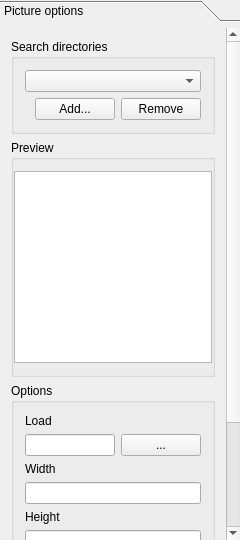
Above: qgis/src/ui/qgscomposerpicturewidgetbase.ui from sourcepole/qgis before the change. Below: the same form after it.
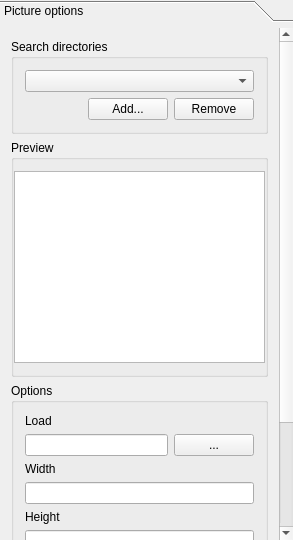
That is the form after the change.

Commit message: Set maximum to composer picture rotation to 360

Diff of the .ui file:
```diff
--- a/qgis/src/ui/qgscomposerpicturewidgetbase.ui
+++ b/qgis/src/ui/qgscomposerpicturewidgetbase.ui
@@ -6,7 +6,7 @@
    <rect>
     <x>0</x>
     <y>0</y>
-    <width>240</width>
+    <width>293</width>
     <height>540</height>
    </rect>
   </property>
@@ -32,9 +32,9 @@
       <property name="geometry">
        <rect>
         <x>0</x>
-        <y>0</y>
-        <width>226</width>
-        <height>679</height>
+        <y>-129</y>
+        <width>266</width>
+        <height>632</height>
        </rect>
       </property>
       <attribute name="label">
```
Left out of the diff: 6 changed lines with no effect on the pictures.
